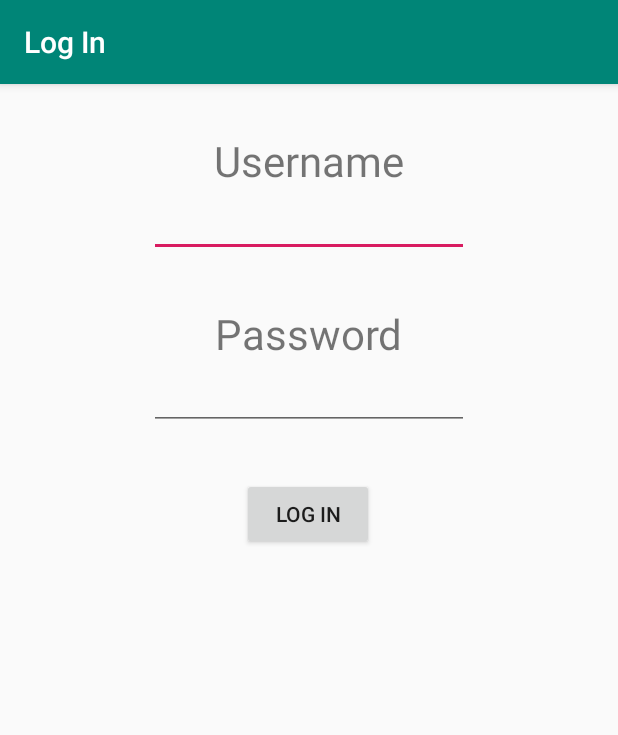
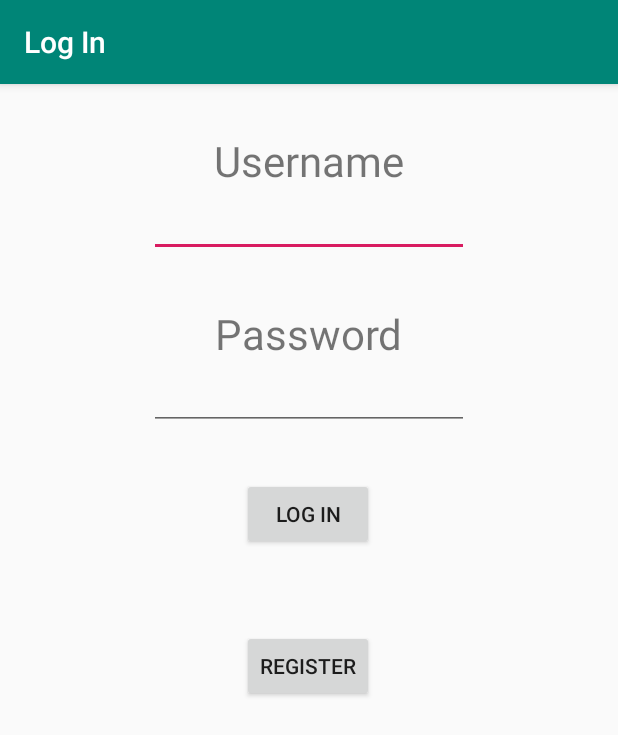
Before and after one commit to ZenghaoWang/Probation, an Android app: the screen it shows after launch (LoginActivity), on a phone screen of 412 x 824 dp. Shown: the top 735 px of the screen. Run offline under Robolectric (Android 15) with nearby library versions, the phone set to English and light mode, and no system bars.

Commit message:
"Creeated Register and fixed DataManager Bugs"

```diff
--- a/phase1/app/src/main/java/com/teamacademicprobation/probation/player/Player.java
+++ b/phase1/app/src/main/java/com/teamacademicprobation/probation/player/Player.java
@@ -2,6 +2,7 @@ package com.teamacademicprobation.probation.player;
 
 import java.util.HashMap;
 import java.util.Map;
+import java.util.Random;
 import java.util.concurrent.ThreadLocalRandom;
 
 /** A player for the game. */
@@ -56,15 +57,18 @@ public class Player {
     this.password = password;
   }
 
+  public void setPlayerID(String playerID) { this.playerID = playerID;}
+
   // ==== END OF SETTER/GETTER METHODS ====
 
   private String generateRandomID() {
     String lowercase = "abcdefghijklmnopqrstuvwxyz";
     String uppercase = lowercase.toUpperCase();
     String data = uppercase + lowercase;
+    Random random = new Random();
     StringBuilder result = new StringBuilder();
     for(int i = 0; i < playerIDlen; i++){
-      result.append(data.charAt(ThreadLocalRandom.current().nextInt(data.length())));
+      result.append(data.charAt(random.nextInt(data.length())));
 
     }
     return result.toString();
--- a/phase1/app/src/main/java/com/teamacademicprobation/probation/player/PlayerBuilder.java
+++ b/phase1/app/src/main/java/com/teamacademicprobation/probation/player/PlayerBuilder.java
@@ -115,4 +115,8 @@ class PlayerBuilder {
   public Player getPlayer() {
     return player;
   }
+
+    public void buildPlayerID(String playerID) {
+        this.player.setPlayerID(playerID);
+    }
 }
--- a/phase1/app/src/main/java/com/teamacademicprobation/probation/player/PlayerManager.java
+++ b/phase1/app/src/main/java/com/teamacademicprobation/probation/player/PlayerManager.java
@@ -11,9 +11,13 @@ public class PlayerManager {
   public static Player currentLoggedInPlayer;
 
   public static boolean createNewPlayer(String username, String password) {
+    if(DataManager.usernameTaken(username)){
+      return false;
+    }
     PlayerBuilder playerBuilder = new PlayerBuilder();
     playerBuilder.buildUserAndPassword(username, password);
     PlayerManager.currentLoggedInPlayer = playerBuilder.getPlayer();
+    DataManager.save(currentLoggedInPlayer);
     return true;
   }
 
@@ -32,6 +36,7 @@ public class PlayerManager {
       playerBuilder.buildPlayerStats(playerData);
       playerBuilder.buildPlayerPreferences(playerData);
       playerBuilder.buildUserAndPassword(playerData);
+      playerBuilder.buildPlayerID(playerID);
 
       return playerBuilder.getPlayer();
 
--- a/phase1/app/src/main/java/com/teamacademicprobation/probation/ui/LoginActivity.java
+++ b/phase1/app/src/main/java/com/teamacademicprobation/probation/ui/LoginActivity.java
@@ -16,6 +16,7 @@ public class LoginActivity extends AppCompatActivity {
   EditText username;
   EditText password;
   TextView error;
+  TextView registerError;
   final String FILE_PATH = "PlayerData.txt";
 
 
@@ -23,11 +24,13 @@ public class LoginActivity extends AppCompatActivity {
   protected void onCreate(Bundle savedInstanceState) {
     super.onCreate(savedInstanceState);
     setContentView(R.layout.activity_login);
-    DataManager.setDataFile(new File(FILE_PATH));
+    DataManager.setDataFile(new File(getFilesDir(), FILE_PATH));
 
     username = findViewById(R.id.editUsername);
     password = findViewById(R.id.editPassword);
     error = findViewById(R.id.txtErrorMsg);
+    registerError = findViewById(R.id.txtRegisterError);
+
   }
 
   public void loginClick(View view) {
@@ -38,4 +41,14 @@ public class LoginActivity extends AppCompatActivity {
       error.setVisibility(View.VISIBLE);
     }
   }
+
+  public void registerClick(View view){
+    if (PlayerManager.createNewPlayer(username.getText().toString(), password.getText().toString())){
+      Intent main = new Intent(this, MainActivity.class);
+      startActivity(main);
+    }
+    else{
+      registerError.setVisibility(View.VISIBLE);
+    }
+  }
 }
--- a/phase1/app/src/main/res/layout/activity_login.xml
+++ b/phase1/app/src/main/res/layout/activity_login.xml
@@ -71,4 +71,32 @@
         app:layout_constraintEnd_toEndOf="parent"
         app:layout_constraintStart_toStartOf="parent"
         app:layout_constraintTop_toBottomOf="@+id/editPassword" />
+
+    <Button
+        android:id="@+id/register"
+        android:layout_width="wrap_content"
+        android:layout_height="wrap_content"
+        android:layout_marginBottom="264dp"
+        android:onClick="registerClick"
+        android:text="Register"
+        app:layout_constraintBottom_toBottomOf="parent"
+        app:layout_constraintEnd_toEndOf="parent"
+        app:layout_constraintHorizontal_bias="0.498"
+        app:layout_constraintStart_toStartOf="parent"
+        app:layout_constraintTop_toBottomOf="@+id/txtRegisterError"
+        app:layout_constraintVertical_bias="0.366" />
+
+    <TextView
+        android:id="@+id/txtRegisterError"
+        android:layout_width="wrap_content"
+        android:layout_height="wrap_content"
+        android:layout_marginTop="13dp"
+        android:text="Username has already been taken."
+        android:textColor="@android:color/holo_red_dark"
+        android:visibility="gone"
+        app:layout_constraintEnd_toEndOf="parent"
+        app:layout_constraintHorizontal_bias="0.498"
+        app:layout_constraintStart_toStartOf="parent"
+        app:layout_constraintTop_toBottomOf="@+id/button" />
+
 </androidx.constraintlayout.widget.ConstraintLayout>
```
Also changed, not shown: phase1/app/src/main/java/com/teamacademicprobation/probation/player/DataManager.java (+44 -5 lines).
